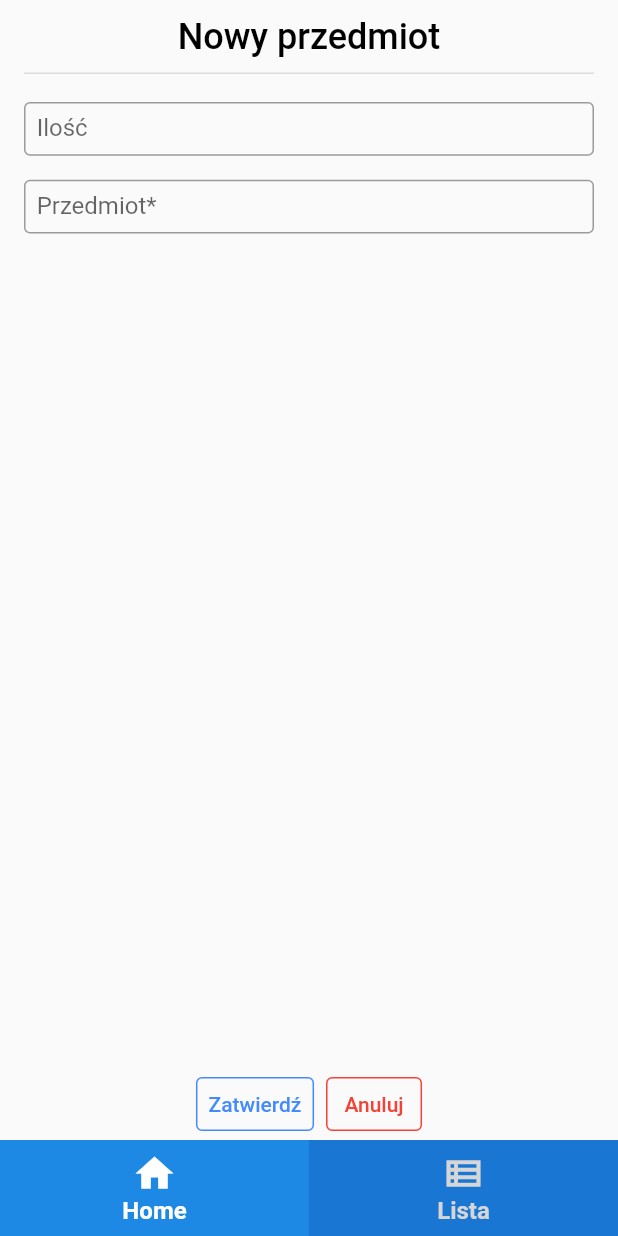
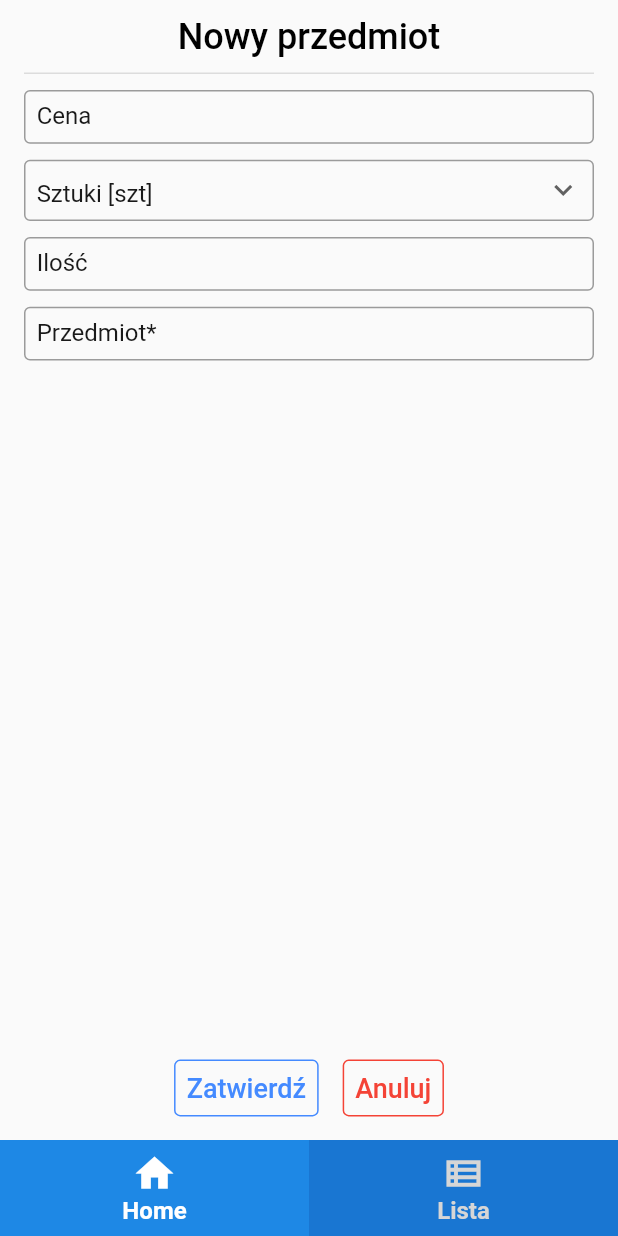
Before and after one commit to Szomti/Shopping, a Flutter app: the ShoppingListScreen screen opened by its route, after a tap on "Dodaj", on a phone screen of 412 x 824 dp. Run offline on Flutter 3.47's test engine with Material 2 defaults, Android fonts, the phone set to English and light mode, and no system bars; our stand-ins replace shared_preferences; accounts and stored records are empty.

Commit message:
Deleted additional options, prices are working now by default (can't turn off), add price while adding new item, created amount type, total price calculates now with amount

```diff
--- a/lib/main.dart
+++ b/lib/main.dart
@@ -1,6 +1,5 @@
 import 'package:flutter/material.dart';
 import 'package:flutter/services.dart';
-import 'package:shopping/models/model_additional_options.dart';
 import 'package:shopping/models/widget_configs/add_shopping_item_config.dart';
 import 'package:shopping/view/main/screen_home.dart';
 import 'package:shopping/view/shopping_item/screen_add_shopping_item.dart';
@@ -31,9 +30,7 @@ class MyApp extends StatelessWidget {
           case ShoppingListScreen.routeName:
             {
               return PageRouteBuilder(
-                pageBuilder: (a, b, c) => ShoppingListScreen(
-                  settings.arguments as AdditionalOptionsModel Function()?,
-                ),
+                pageBuilder: (a, b, c) => const ShoppingListScreen(),
               );
             }
           case AddShoppingItemScreen.routeName:
--- a/lib/models/model_additional_options.dart
+++ /dev/null
@@ -1,12 +0,0 @@
-class AdditionalOptionsModel {
-  bool? usersPrice = false;
-
-  AdditionalOptionsModel({this.usersPrice});
-
-  AdditionalOptionsModel.fromJson(Map<String, dynamic> json)
-      : usersPrice = json['usersPrice'];
-
-  Map<String, dynamic> toJson() => {
-        'usersPrice': usersPrice,
-      };
-}
--- a/lib/models/model_shopping_item.dart
+++ b/lib/models/model_shopping_item.dart
@@ -1,14 +1,56 @@
 import 'dart:convert';
+
+enum AmountType {
+  basic,
+  gram,
+  kilogram,
+  milliliter,
+  litre,
+}
+
+extension AmountTypeExtension on AmountType {
+  String get getShortString {
+    switch (this) {
+      case AmountType.basic:
+        return "szt";
+      case AmountType.gram:
+        return "g";
+      case AmountType.kilogram:
+        return "kg";
+      case AmountType.milliliter:
+        return "ml";
+      case AmountType.litre:
+        return "L";
+    }
+  }
+
+  String get getFullString {
+    switch (this) {
+      case AmountType.basic:
+        return "Sztuki [szt]";
+      case AmountType.gram:
+        return "Gramy [g]";
+      case AmountType.kilogram:
+        return "Kilogramy [kg]";
+      case AmountType.milliliter:
+        return "Mililitry [ml]";
+      case AmountType.litre:
+        return "Litry [L]";
+    }
+  }
+}
 
 class ShoppingItemModel {
   String name;
-  String amount;
+  double? amount;
+  AmountType amountType;
   double? price;
   bool isChecked;
 
   ShoppingItemModel({
     required this.name,
-    required this.amount,
+    this.amount,
+    this.amountType = AmountType.basic,
     this.price,
     this.isChecked = false,
   });
@@ -17,6 +59,7 @@ class ShoppingItemModel {
     return ShoppingItemModel(
       name: jsonData['name'],
       amount: jsonData['amount'],
+      amountType: AmountType.values.byName(jsonData['amountType']),
       price: jsonData['price'],
       isChecked: jsonData['isChecked'],
     );
@@ -25,6 +68,7 @@ class ShoppingItemModel {
   static Map<String, dynamic> toMap(ShoppingItemModel shoppingItem) => {
         'name': shoppingItem.name,
         'amount': shoppingItem.amount,
+        'amountType': shoppingItem.amountType.name,
         'price': shoppingItem.price,
         'isChecked': shoppingItem.isChecked,
       };
--- a/lib/view/shopping_item/screen_add_shopping_item.dart
+++ b/lib/view/shopping_item/screen_add_shopping_item.dart
@@ -1,4 +1,5 @@
 import 'package:flutter/material.dart';
+import 'package:flutter/services.dart';
 import 'package:shopping/models/model_shopping_item.dart';
 import 'package:shopping/models/widget_configs/add_shopping_item_config.dart';
 import 'package:shopping/widgets/basic_scaffold.dart';
@@ -24,8 +25,7 @@ class _AddShoppingItemScreenState extends State<AddShoppingItemScreen> {
   );
   static const _verticalMargin =
       SizedBox(height: BasicScaffold.marginValue / 1.5);
-  static const _horizontalMargin =
-      SizedBox(width: BasicScaffold.marginValue / 2);
+  static const _horizontalMargin = SizedBox(width: BasicScaffold.marginValue);
   static const _borderSide = BorderSide(width: 1.0, color: Colors.blueAccent);
   static const _textFieldPadding =
       EdgeInsets.all(BasicScaffold.marginValue / 1.9);
@@ -34,7 +34,19 @@ class _AddShoppingItemScreenState extends State<AddShoppingItemScreen> {
     fontWeight: FontWeight.w500,
     color: Colors.black,
   );
+  static const _itemErrorText = "To pole musi być wypełnione!";
+  static const _textFieldInnerSize = 16.0;
+  static final _textFieldTextStyle = TextStyle(
+    fontSize: _textFieldInnerSize,
+    color: Colors.black.withOpacity(0.9),
+  );
 
+  static final _amountInputFormatter = [
+    FilteringTextInputFormatter.deny(',', replacementString: '.'),
+    FilteringTextInputFormatter.allow(RegExp(r'(^\d*\.?\d{0,3})')),
+  ];
+
+  final _priceController = TextEditingController();
   final _itemController = TextEditingController();
   final _amountController = TextEditingController();
 
@@ -46,6 +58,10 @@ class _AddShoppingItemScreenState extends State<AddShoppingItemScreen> {
 
   late List<ShoppingItemModel> tempShoppingList;
 
+  AmountType _chosenAmountType = AmountType.basic;
+
+  bool _itemFieldNotValid = false;
+
   @override
   void initState() {
     super.initState();
@@ -54,6 +70,7 @@ class _AddShoppingItemScreenState extends State<AddShoppingItemScreen> {
 
   @override
   void dispose() {
+    _priceController.dispose();
     _itemController.dispose();
     _amountController.dispose();
     super.dispose();
@@ -76,12 +93,60 @@ class _AddShoppingItemScreenState extends State<AddShoppingItemScreen> {
                 _verticalMargin,
                 _divider,
                 _verticalMargin,
-                // _createPriceTextField(),
-                _createTextField(_amountController, "Ilość"),
-                _createTextField(_itemController, "Przedmiot*"),
+                _createPriceTextField("Cena"),
+                _verticalMargin,
+                InputDecorator(
+                  decoration: const InputDecoration(
+                    isDense: true,
+                    contentPadding: _textFieldPadding,
+                    border: OutlineInputBorder(
+                      borderSide: _borderSide,
+                    ),
+                  ),
+                  child: DropdownButtonHideUnderline(
+                    child: DropdownButton<AmountType>(
+                      isDense: true,
+                      icon: const FittedBox(
+                        child: Icon(Icons.expand_more_outlined),
+                      ),
+                      dropdownColor: Colors.grey.shade100,
+                      value: _chosenAmountType,
+                      style: _textFieldTextStyle,
+                      items: AmountType.values.map((AmountType amountType) {
+                        return DropdownMenuItem<AmountType>(
+                          alignment: Alignment.bottomLeft,
+                          value: amountType,
+                          child: Text(
+                            amountType.getFullString,
+                          ),
+                        );
+                      }).toList(),
+                      onChanged: (AmountType? newValue) {
+                        _chosenAmountType = newValue!;
+                        if (mounted) setState(() {});
+                      },
+                    ),
+                  ),
+                ),
+                _verticalMargin,
+                _createTextField(
+                  _amountController,
+                  "Ilość",
+                  inputFormatters: _amountInputFormatter,
+                  keyboardType:
+                      const TextInputType.numberWithOptions(decimal: true),
+                ),
+                _verticalMargin,
+                _createTextField(
+                  _itemController,
+                  "Przedmiot*",
+                  errorText: _itemFieldNotValid ? _itemErrorText : null,
+                ),
+                _verticalMargin,
               ],
             ),
           ),
+          _verticalMargin,
           Row(
             mainAxisAlignment: MainAxisAlignment.center,
             children: [
@@ -92,7 +157,10 @@ class _AddShoppingItemScreenState extends State<AddShoppingItemScreen> {
                   primary: Colors.blueAccent,
                   side: _borderSide,
                 ),
-                child: const Text("Zatwierdź"),
+                child: const Text(
+                  "Zatwierdź",
+                  style: TextStyle(fontSize: 18.0),
+                ),
               ),
               _horizontalMargin,
               OutlinedButton(
@@ -102,39 +170,47 @@ class _AddShoppingItemScreenState extends State<AddShoppingItemScreen> {
                   primary: Colors.red,
                   side: _borderSide.copyWith(color: Colors.red),
                 ),
-                child: const Text("Anuluj"),
+                child: const Text(
+                  "Anuluj",
+                  style: TextStyle(fontSize: 18.0),
+                ),
               ),
             ],
           ),
+          _verticalMargin,
         ],
       ),
     );
   }
 
-  // Widget _createPriceTextField() {
-  //   return TextField(
-  //     decoration: const InputDecoration(
-  //       isDense: true,
-  //       contentPadding: EdgeInsets.only(top: 5.0, bottom: 3.0),
-  //       hintText: "Cena",
-  //       helperText: "Cena",
-  //     ),
-  //     keyboardType: const TextInputType.numberWithOptions(decimal: true),
-  //     inputFormatters: [
-  //       FilteringTextInputFormatter.deny(',', replacementString: '.'),
-  //       FilteringTextInputFormatter.allow(RegExp(r'(^\d*\.?\d{0,2}$)')),
-  //     ],
-  //   );
-  // }
+  Widget _createPriceTextField(String text) {
+    return TextField(
+      controller: _priceController,
+      decoration: InputDecoration(
+        isDense: true,
+        contentPadding: _textFieldPadding,
+        border: const OutlineInputBorder(
+          borderSide: _borderSide,
+        ),
+        labelStyle: _textFieldTextStyle,
+        labelText: text,
+      ),
+      keyboardType: const TextInputType.numberWithOptions(decimal: true),
+      inputFormatters: [
+        FilteringTextInputFormatter.deny(',', replacementString: '.'),
+        FilteringTextInputFormatter.allow(RegExp(r'(^\d*\.?\d{0,2}$)')),
+      ],
+    );
+  }
 
   Widget _createTextField(
     TextEditingController controller,
-    String text,
-  ) {
-    return Padding(
-      padding:
-          const EdgeInsets.symmetric(vertical: BasicScaffold.marginValue / 2),
-      child: TextField(
+    String text, {
+    List<TextInputFormatter>? inputFormatters,
+    TextInputType? keyboardType,
+    String? errorText,
+  }) {
+    return TextField(
       controller: controller,
       decoration: InputDecoration(
         isDense: true,
@@ -142,9 +218,12 @@ class _AddShoppingItemScreenState extends State<AddShoppingItemScreen> {
         border: const OutlineInputBorder(
           borderSide: _borderSide,
         ),
+        labelStyle: _textFieldTextStyle,
         labelText: text,
+        errorText: errorText,
       ),
-      ),
+      inputFormatters: inputFormatters,
+      keyboardType: keyboardType,
     );
   }
 
@@ -153,11 +232,16 @@ class _AddShoppingItemScreenState extends State<AddShoppingItemScreen> {
   }
 
   void _handleAddPress() {
-    if (_itemController.text.trim() == "") return;
-
+    _itemFieldNotValid = false;
+    if (_itemController.text.trim().isEmpty) {
+      _itemFieldNotValid = true;
+      return;
+    }
     ShoppingItemModel shoppingItem = ShoppingItemModel(
       name: _itemController.text,
-      amount: _amountController.text,
+      amount: double.tryParse(_amountController.text),
+      amountType: _chosenAmountType,
+      price: double.tryParse(_priceController.text),
       isChecked: false,
     );
     tempShoppingList.add(shoppingItem);
--- a/lib/widgets/bottom_widgets.dart
+++ b/lib/widgets/bottom_widgets.dart
@@ -1,14 +1,10 @@
 import 'package:flutter/material.dart';
-import 'package:shopping/models/model_additional_options.dart';
 import 'package:shopping/view/shopping_list/screen_shopping_list.dart';
 
 enum MainPages { home, list }
 
 class BottomWidgets extends StatefulWidget {
-  final AdditionalOptionsModel Function()? additionalOptions;
-
   const BottomWidgets({
-    this.additionalOptions,
     Key? key,
   }) : super(key: key);
 
@@ -20,9 +16,6 @@ class _BottomWidgetsState extends State<BottomWidgets> {
   static const _iconSize = 30.0;
 
   static MainPages currentPage = MainPages.home;
-
-  AdditionalOptionsModel Function()? get additionalOptions =>
-      widget.additionalOptions;
 
   @override
   Widget build(BuildContext context) {
@@ -50,7 +43,7 @@ class _BottomWidgetsState extends State<BottomWidgets> {
   }
 
   void _goToHome() {
-    if (!mounted) return;
+    if (!mounted || currentPage == MainPages.home) return;
     setState(() {
       currentPage = MainPages.home;
     });
@@ -62,14 +55,13 @@ class _BottomWidgetsState extends State<BottomWidgets> {
   }
 
   void _goToList() {
-    if (!mounted) return;
+    if (!mounted || currentPage == MainPages.list) return;
     setState(() {
       currentPage = MainPages.list;
     });
     Navigator.pushNamed(
       context,
       ShoppingListScreen.routeName,
-      arguments: additionalOptions,
     );
   }
 
```
Also changed, not shown: lib/view/main/screen_home.dart (+35 -49 lines), lib/view/shopping_list/screen_shopping_list.dart (+34 -28 lines), lib/view/shopping_list/widget_shopping_tile.dart (+19 -27 lines). Lines whose indentation alone changed are shown as unchanged.
